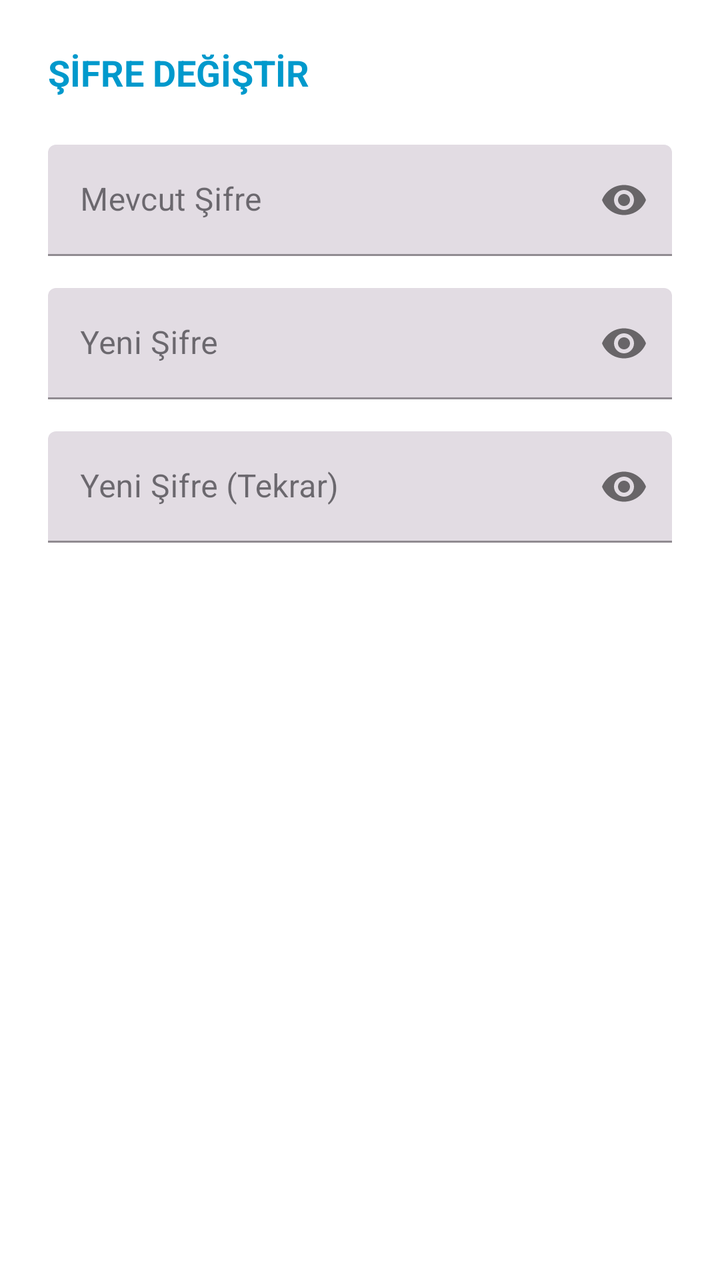
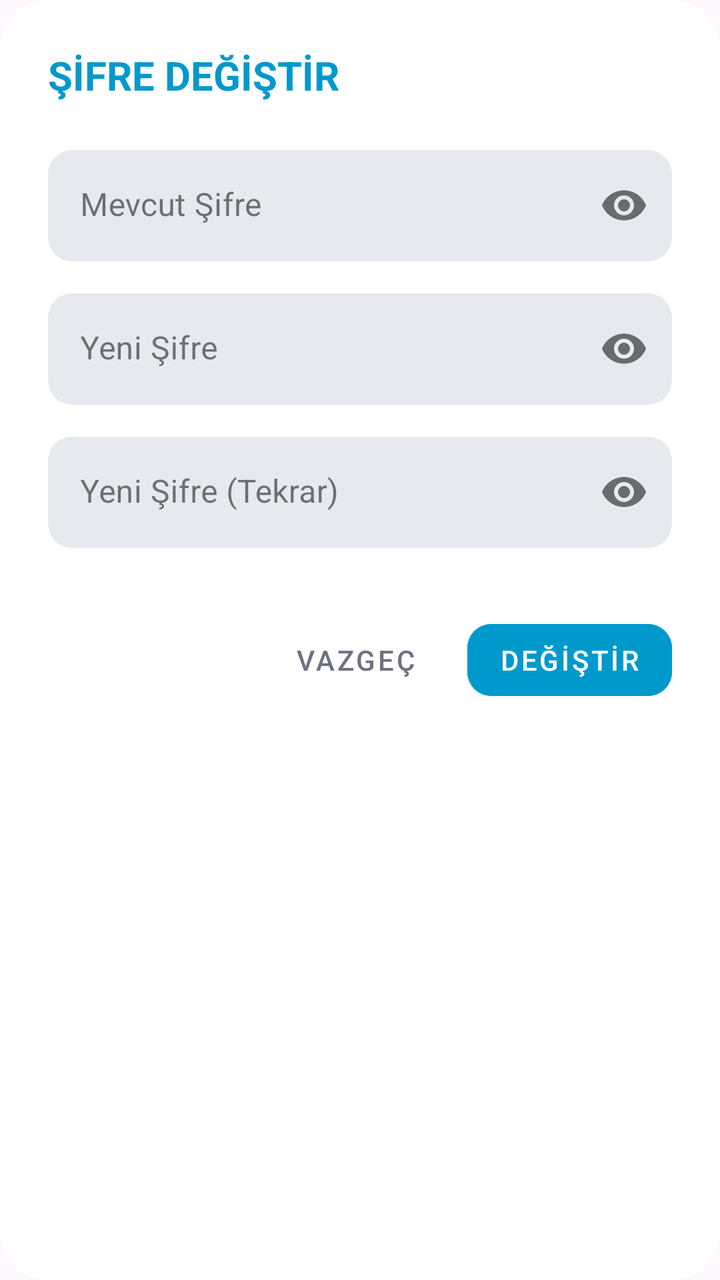

An Android layout rendered at two revisions. The XML below is the earlier revision; the diff shows what the commit changed to produce the second picture.
<!-- AndroidManifest.xml: application theme Theme.LiveKit -->
<!-- res/layout/dialog_change_password.xml -->
<?xml version="1.0" encoding="utf-8"?>
<LinearLayout xmlns:android="http://schemas.android.com/apk/res/android"
    xmlns:app="http://schemas.android.com/apk/res-auto"
    android:layout_width="match_parent"
    android:layout_height="wrap_content"
    android:orientation="vertical"
    android:padding="24dp"
    android:background="@color/bg_card">

    <TextView
        android:layout_width="match_parent"
        android:layout_height="wrap_content"
        android:text="ŞİFRE DEĞİŞTİR"
        android:textColor="@color/accent_blue"
        android:textSize="18sp"
        android:textStyle="bold"
        android:layout_marginBottom="24dp" />

    <com.google.android.material.textfield.TextInputLayout
        android:layout_width="match_parent"
        android:layout_height="wrap_content"
        android:hint="Mevcut Şifre"
        app:passwordToggleEnabled="true"
        style="@style/Widget.MaterialComponents.TextInputLayout.FilledBox">
        <com.google.android.material.textfield.TextInputEditText
            android:id="@+id/oldPasswordEt"
            android:layout_width="match_parent"
            android:layout_height="wrap_content"
            android:inputType="textPassword"
            android:textColor="@color/text_white" />
    </com.google.android.material.textfield.TextInputLayout>

    <com.google.android.material.textfield.TextInputLayout
        android:layout_width="match_parent"
        android:layout_height="wrap_content"
        android:layout_marginTop="16dp"
        android:hint="Yeni Şifre"
        app:passwordToggleEnabled="true"
        style="@style/Widget.MaterialComponents.TextInputLayout.FilledBox">
        <com.google.android.material.textfield.TextInputEditText
            android:id="@+id/newPasswordEt"
            android:layout_width="match_parent"
            android:layout_height="wrap_content"
            android:inputType="textPassword"
            android:textColor="@color/text_white" />
    </com.google.android.material.textfield.TextInputLayout>

    <com.google.android.material.textfield.TextInputLayout
        android:layout_width="match_parent"
        android:layout_height="wrap_content"
        android:layout_marginTop="16dp"
        android:hint="Yeni Şifre (Tekrar)"
        app:passwordToggleEnabled="true"
        style="@style/Widget.MaterialComponents.TextInputLayout.FilledBox">
        <com.google.android.material.textfield.TextInputEditText
            android:id="@+id/confirmPasswordEt"
            android:layout_width="match_parent"
            android:layout_height="wrap_content"
            android:inputType="textPassword"
            android:textColor="@color/text_white" />
    </com.google.android.material.textfield.TextInputLayout>

</LinearLayout>
<!-- resources referenced by this layout -->
<resources>
  <color name="accent_blue">#0099CC</color>
  <color name="bg_card">#FFFFFF</color>
  <color name="text_white">#1A1A2E</color>
  <style name="Theme.LiveKit" parent="Base.Theme.LiveKit" />
  <style name="Base.Theme.LiveKit" parent="Theme.Material3.DayNight.NoActionBar">
          
          
      </style>
</resources>

<!-- the commit's change to res/layout/dialog_change_password.xml (unified diff, before → after) -->
@@ -1,63 +1,116 @@
 <?xml version="1.0" encoding="utf-8"?>
-<LinearLayout xmlns:android="http://schemas.android.com/apk/res/android"
+<androidx.cardview.widget.CardView xmlns:android="http://schemas.android.com/apk/res/android"
     xmlns:app="http://schemas.android.com/apk/res-auto"
     android:layout_width="match_parent"
     android:layout_height="wrap_content"
-    android:orientation="vertical"
-    android:padding="24dp"
-    android:background="@color/bg_card">
+    app:cardCornerRadius="24dp"
+    app:cardElevation="0dp"
+    app:cardBackgroundColor="@color/bg_card">
 
-    <TextView
+    <LinearLayout
         android:layout_width="match_parent"
         android:layout_height="wrap_content"
-        android:text="ŞİFRE DEĞİŞTİR"
-        android:textColor="@color/accent_blue"
-        android:textSize="18sp"
-        android:textStyle="bold"
-        android:layout_marginBottom="24dp" />
+        android:orientation="vertical"
+        android:padding="24dp">
 
-    <com.google.android.material.textfield.TextInputLayout
-        android:layout_width="match_parent"
-        android:layout_height="wrap_content"
-        android:hint="Mevcut Şifre"
-        app:passwordToggleEnabled="true"
-        style="@style/Widget.MaterialComponents.TextInputLayout.FilledBox">
-        <com.google.android.material.textfield.TextInputEditText
-            android:id="@+id/oldPasswordEt"
+        <TextView
             android:layout_width="match_parent"
             android:layout_height="wrap_content"
-            android:inputType="textPassword"
-            android:textColor="@color/text_white" />
-    </com.google.android.material.textfield.TextInputLayout>
+            android:text="ŞİFRE DEĞİŞTİR"
+            android:textColor="@color/accent_blue"
+            android:textSize="20sp"
+            android:textStyle="bold"
+            android:layout_marginBottom="24dp" />
 
-    <com.google.android.material.textfield.TextInputLayout
-        android:layout_width="match_parent"
-        android:layout_height="wrap_content"
-        android:layout_marginTop="16dp"
-        android:hint="Yeni Şifre"
-        app:passwordToggleEnabled="true"
-        style="@style/Widget.MaterialComponents.TextInputLayout.FilledBox">
-        <com.google.android.material.textfield.TextInputEditText
-            android:id="@+id/newPasswordEt"
+        <com.google.android.material.textfield.TextInputLayout
             android:layout_width="match_parent"
             android:layout_height="wrap_content"
-            android:inputType="textPassword"
-            android:textColor="@color/text_white" />
-    </com.google.android.material.textfield.TextInputLayout>
+            android:hint="Mevcut Şifre"
+            app:passwordToggleEnabled="true"
+            app:boxBackgroundColor="@color/bg_input"
+            app:boxCornerRadiusTopStart="12dp"
+            app:boxCornerRadiusTopEnd="12dp"
+            app:boxCornerRadiusBottomStart="12dp"
+            app:boxCornerRadiusBottomEnd="12dp"
+            app:boxStrokeWidth="0dp"
+            style="@style/Widget.MaterialComponents.TextInputLayout.FilledBox">
+            <com.google.android.material.textfield.TextInputEditText
+                android:id="@+id/oldPasswordEt"
+                android:layout_width="match_parent"
+                android:layout_height="wrap_content"
+                android:inputType="textPassword"
+                android:textColor="@color/text_white" />
+        </com.google.android.material.textfield.TextInputLayout>
 
-    <com.google.android.material.textfield.TextInputLayout
-        android:layout_width="match_parent"
-        android:layout_height="wrap_content"
-        android:layout_marginTop="16dp"
-        android:hint="Yeni Şifre (Tekrar)"
-        app:passwordToggleEnabled="true"
-        style="@style/Widget.MaterialComponents.TextInputLayout.FilledBox">
-        <com.google.android.material.textfield.TextInputEditText
-            android:id="@+id/confirmPasswordEt"
+        <com.google.android.material.textfield.TextInputLayout
             android:layout_width="match_parent"
             android:layout_height="wrap_content"
-            android:inputType="textPassword"
-            android:textColor="@color/text_white" />
-    </com.google.android.material.textfield.TextInputLayout>
+            android:layout_marginTop="16dp"
+            android:hint="Yeni Şifre"
+            app:passwordToggleEnabled="true"
+            app:boxBackgroundColor="@color/bg_input"
+            app:boxCornerRadiusTopStart="12dp"
+            app:boxCornerRadiusTopEnd="12dp"
+            app:boxCornerRadiusBottomStart="12dp"
+            app:boxCornerRadiusBottomEnd="12dp"
+            app:boxStrokeWidth="0dp"
+            style="@style/Widget.MaterialComponents.TextInputLayout.FilledBox">
+            <com.google.android.material.textfield.TextInputEditText
+                android:id="@+id/newPasswordEt"
+                android:layout_width="match_parent"
+                android:layout_height="wrap_content"
+                android:inputType="textPassword"
+                android:textColor="@color/text_white" />
+        </com.google.android.material.textfield.TextInputLayout>
 
-</LinearLayout>
+        <com.google.android.material.textfield.TextInputLayout
+            android:layout_width="match_parent"
+            android:layout_height="wrap_content"
+            android:layout_marginTop="16dp"
+            android:hint="Yeni Şifre (Tekrar)"
+            app:passwordToggleEnabled="true"
+            app:boxBackgroundColor="@color/bg_input"
+            app:boxCornerRadiusTopStart="12dp"
+            app:boxCornerRadiusTopEnd="12dp"
+            app:boxCornerRadiusBottomStart="12dp"
+            app:boxCornerRadiusBottomEnd="12dp"
+            app:boxStrokeWidth="0dp"
+            style="@style/Widget.MaterialComponents.TextInputLayout.FilledBox">
+            <com.google.android.material.textfield.TextInputEditText
+                android:id="@+id/confirmPasswordEt"
+                android:layout_width="match_parent"
+                android:layout_height="wrap_content"
+                android:inputType="textPassword"
+                android:textColor="@color/text_white" />
+        </com.google.android.material.textfield.TextInputLayout>
+
+        <LinearLayout
+            android:layout_width="match_parent"
+            android:layout_height="wrap_content"
+            android:layout_marginTop="32dp"
+            android:gravity="end"
+            android:orientation="horizontal">
+
+            <com.google.android.material.button.MaterialButton
+                android:id="@+id/btnCancelPass"
+                style="@style/Widget.MaterialComponents.Button.TextButton"
+                android:layout_width="wrap_content"
+                android:layout_height="wrap_content"
+                android:text="VAZGEÇ"
+                android:textColor="@color/text_gray" />
+
+            <com.google.android.material.button.MaterialButton
+                android:id="@+id/btnSavePass"
+                style="@style/Widget.MaterialComponents.Button.UnelevatedButton"
+                android:layout_width="wrap_content"
+                android:layout_height="wrap_content"
+                android:layout_marginStart="12dp"
+                android:backgroundTint="@color/accent_blue"
+                android:text="DEĞİŞTİR"
+                app:cornerRadius="12dp" />
+
+        </LinearLayout>
+
+    </LinearLayout>
+
+</androidx.cardview.widget.CardView>
<!-- resource entries referenced after the edit -->
@@ -2,6 +2,8 @@
 <resources>
   <color name="accent_blue">#0099CC</color>
   <color name="bg_card">#FFFFFF</color>
+  <color name="bg_input">#E7E9EF</color>
+  <color name="text_gray">#6E7180</color>
   <color name="text_white">#1A1A2E</color>
   <style name="Theme.LiveKit" parent="Base.Theme.LiveKit" />
   <style name="Base.Theme.LiveKit" parent="Theme.Material3.DayNight.NoActionBar">
